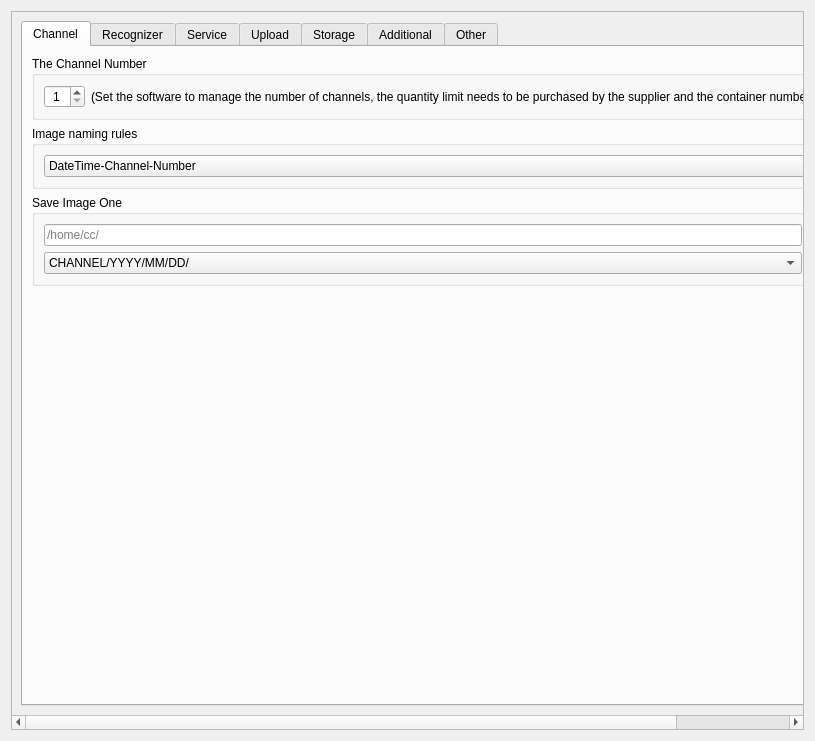
First picture: the form in Main/Setting/system_setting_form.ui, repository 519984307/Container_Multiple_Channels_20200522, before the edit.
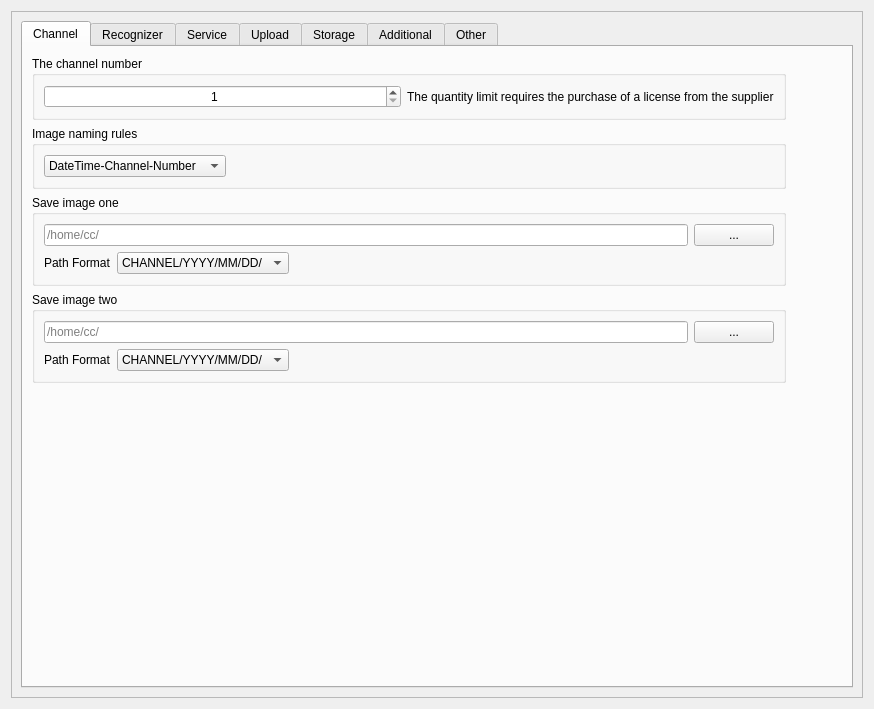
Second picture: the form after the edit. The open tabs and pages were chosen to show the change.

Patch:
```diff
--- a/Main/Setting/system_setting_form.ui
+++ b/Main/Setting/system_setting_form.ui
@@ -6,15 +6,15 @@
    <rect>
     <x>0</x>
     <y>0</y>
-    <width>815</width>
-    <height>741</height>
+    <width>874</width>
+    <height>709</height>
    </rect>
   </property>
   <property name="windowTitle">
    <string>Form</string>
   </property>
   <layout class="QGridLayout" name="gridLayout_3">
-   <item row="0" column="1">
+   <item row="0" column="0">
     <widget class="QScrollArea" name="scrollArea">
      <property name="widgetResizable">
       <bool>true</bool>
@@ -24,8 +24,8 @@
        <rect>
         <x>0</x>
         <y>0</y>
-        <width>1363</width>
-        <height>696</height>
+        <width>850</width>
+        <height>685</height>
        </rect>
       </property>
       <layout class="QGridLayout" name="gridLayout">
@@ -38,11 +38,11 @@
           <attribute name="title">
            <string>Channel</string>
           </attribute>
-          <layout class="QGridLayout" name="gridLayout_7">
+          <layout class="QGridLayout" name="gridLayout_30">
            <item row="0" column="0">
             <widget class="QGroupBox" name="groupBox">
              <property name="title">
-              <string>The Channel Number</string>
+              <string>The channel number</string>
              </property>
              <property name="flat">
               <bool>true</bool>
@@ -66,7 +66,7 @@
                  <number>1</number>
                 </property>
                 <property name="maximum">
-                 <number>30</number>
+                 <number>99</number>
                 </property>
                 <property name="value">
                  <number>1</number>
@@ -76,26 +76,13 @@
               <item row="0" column="1">
                <widget class="QLabel" name="label_15">
                 <property name="text">
-                 <string>(Set the software to manage the number of channels, the quantity limit needs to be purchased by the supplier and the container number identification.)</string>
+                 <string>The quantity limit requires the purchase of a license from the supplier</string>
                 </property>
                </widget>
               </item>
              </layout>
             </widget>
            </item>
-           <item row="0" column="1">
-            <spacer name="horizontalSpacer_6">
-             <property name="orientation">
-              <enum>Qt::Horizontal</enum>
-             </property>
-             <property name="sizeHint" stdset="0">
-              <size>
-               <width>531</width>
-               <height>20</height>
-              </size>
-             </property>
-            </spacer>
-           </item>
            <item row="1" column="0">
             <widget class="QGroupBox" name="ImageNaming">
              <property name="title">
@@ -133,26 +120,26 @@
                 </item>
                </widget>
               </item>
+              <item row="0" column="1">
+               <spacer name="horizontalSpacer_20">
+                <property name="orientation">
+                 <enum>Qt::Horizontal</enum>
+                </property>
+                <property name="sizeHint" stdset="0">
+                 <size>
+                  <width>40</width>
+                  <height>20</height>
+                 </size>
+                </property>
+               </spacer>
+              </item>
              </layout>
             </widget>
            </item>
-           <item row="1" column="2">
-            <spacer name="horizontalSpacer_8">
-             <property name="orientation">
-              <enum>Qt::Horizontal</enum>
-             </property>
-             <property name="sizeHint" stdset="0">
-              <size>
-               <width>531</width>
-               <height>20</height>
-              </size>
-             </property>
-            </spacer>
-           </item>
            <item row="2" column="0">
             <widget class="QGroupBox" name="SaveImage_1">
              <property name="title">
-              <string>Save Image One</string>
+              <string>Save image one</string>
              </property>
              <property name="flat">
               <bool>true</bool>
@@ -164,78 +151,203 @@
               <bool>false</bool>
              </property>
              <layout class="QGridLayout" name="gridLayout_4">
-              <item row="1" column="1">
+              <item row="1" column="0">
                <widget class="QLabel" name="label_4">
                 <property name="text">
                  <string>Path Format</string>
                 </property>
                </widget>
               </item>
-              <item row="0" column="1">
-               <widget class="QPushButton" name="CheckPathPushButton">
-                <property name="text">
-                 <string>Check Path</string>
+              <item row="1" column="2">
+               <spacer name="horizontalSpacer_6">
+                <property name="orientation">
+                 <enum>Qt::Horizontal</enum>
                 </property>
-               </widget>
-              </item>
-              <item row="1" column="0">
-               <widget class="QComboBox" name="ImageFormat">
-                <property name="editable">
-                 <bool>false</bool>
+                <property name="sizeHint" stdset="0">
+                 <size>
+                  <width>359</width>
+                  <height>20</height>
+                 </size>
                 </property>
-                <item>
-                 <property name="text">
-                  <string>CHANNEL/YYYY/MM/DD/</string>
-                 </property>
-                </item>
-                <item>
-                 <property name="text">
-                  <string>CHANNEL/YYYY/MM/</string>
-                 </property>
-                </item>
-                <item>
-                 <property name="text">
-                  <string>CHANNEL/YYYY/</string>
-                 </property>
-                </item>
-                <item>
-                 <property name="text">
-                  <string>CHANNEL/</string>
-                 </property>
-                </item>
-                <item>
-                 <property name="text">
-                  <string>YYYY/MM/DD/</string>
-                 </property>
-                </item>
-                <item>
-                 <property name="text">
-                  <string>YYYY/MM/</string>
-                 </property>
-                </item>
-                <item>
-                 <property name="text">
-                  <string>YYYY/</string>
-                 </property>
-                </item>
-                <item>
-                 <property name="text">
-                  <string>/</string>
-                 </property>
-                </item>
-               </widget>
+               </spacer>
               </item>
-              <item row="0" column="0">
+              <item row="0" column="0" colspan="3">
                <widget class="QLineEdit" name="ImgPathlineEdit">
                 <property name="placeholderText">
                  <string>/home/cc/</string>
                 </property>
                </widget>
               </item>
+              <item row="1" column="1">
+               <widget class="QComboBox" name="ImageFormat">
+                <property name="editable">
+                 <bool>false</bool>
+                </property>
+                <item>
+                 <property name="text">
+                  <string>CHANNEL/YYYY/MM/DD/</string>
+                 </property>
+                </item>
+                <item>
+                 <property name="text">
+                  <string>CHANNEL/YYYY/MM/</string>
+                 </property>
+                </item>
+                <item>
+                 <property name="text">
+                  <string>CHANNEL/YYYY/</string>
+                 </property>
+                </item>
+                <item>
+                 <property name="text">
+                  <string>CHANNEL/</string>
+                 </property>
+                </item>
+                <item>
+                 <property name="text">
+                  <string>YYYY/MM/DD/</string>
+                 </property>
+                </item>
+                <item>
+                 <property name="text">
+                  <string>YYYY/MM/</string>
+                 </property>
+                </item>
+                <item>
+                 <property name="text">
+                  <string>YYYY/</string>
+                 </property>
+                </item>
+                <item>
+                 <property name="text">
+                  <string>/</string>
+                 </property>
+                </item>
+               </widget>
+              </item>
+              <item row="0" column="3">
+               <widget class="QPushButton" name="CheckPathPushButton">
+                <property name="text">
+                 <string>...</string>
+                </property>
+               </widget>
+              </item>
              </layout>
             </widget>
            </item>
-           <item row="3" column="1">
+           <item row="2" column="1">
+            <spacer name="horizontalSpacer_8">
+             <property name="orientation">
+              <enum>Qt::Horizontal</enum>
+             </property>
+             <property name="sizeHint" stdset="0">
+              <size>
+               <width>531</width>
+               <height>20</height>
+              </size>
+             </property>
+            </spacer>
+           </item>
+           <item row="3" column="0">
+            <widget class="QGroupBox" name="SaveImage_2">
+             <property name="title">
+              <string>Save image two</string>
+             </property>
+             <property name="flat">
+              <bool>true</bool>
+             </property>
+             <property name="checkable">
+              <bool>false</bool>
+             </property>
+             <property name="checked">
+              <bool>false</bool>
+             </property>
+             <layout class="QGridLayout" name="gridLayout_7">
+              <item row="1" column="0">
+               <widget class="QLabel" name="label_19">
+                <property name="text">
+                 <string>Path Format</string>
+                </property>
+               </widget>
+              </item>
+              <item row="1" column="2">
+               <spacer name="horizontalSpacer_21">
+                <property name="orientation">
+                 <enum>Qt::Horizontal</enum>
+                </property>
+                <property name="sizeHint" stdset="0">
+                 <size>
+                  <width>868</width>
+                  <height>20</height>
+                 </size>
+                </property>
+               </spacer>
+              </item>
+              <item row="0" column="0" colspan="3">
+               <widget class="QLineEdit" name="ImgPathlineEdit_2">
+                <property name="placeholderText">
+                 <string>/home/cc/</string>
+                </property>
+               </widget>
+              </item>
+              <item row="1" column="1">
+               <widget class="QComboBox" name="ImageFormat_2">
+                <property name="editable">
+                 <bool>false</bool>
+                </property>
+                <item>
+                 <property name="text">
+                  <string>CHANNEL/YYYY/MM/DD/</string>
+                 </property>
+                </item>
+                <item>
+                 <property name="text">
+                  <string>CHANNEL/YYYY/MM/</string>
+                 </property>
+                </item>
+                <item>
+                 <property name="text">
+                  <string>CHANNEL/YYYY/</string>
+                 </property>
+                </item>
+                <item>
+                 <property name="text">
+                  <string>CHANNEL/</string>
+                 </property>
+                </item>
+                <item>
+                 <property name="text">
+                  <string>YYYY/MM/DD/</string>
+                 </property>
+                </item>
+                <item>
+                 <property name="text">
+                  <string>YYYY/MM/</string>
+                 </property>
+                </item>
+                <item>
+                 <property name="text">
+                  <string>YYYY/</string>
+                 </property>
+                </item>
+                <item>
+                 <property name="text">
+                  <string>/</string>
+                 </property>
+                </item>
+               </widget>
+              </item>
+              <item row="0" column="3">
+               <widget class="QPushButton" name="CheckPathPushButton_2">
+                <property name="text">
+                 <string>...</string>
+                </property>
+               </widget>
+              </item>
+             </layout>
+            </widget>
+           </item>
+           <item row="4" column="0">
             <spacer name="verticalSpacer">
              <property name="orientation">
               <enum>Qt::Vertical</enum>
@@ -243,7 +355,7 @@
              <property name="sizeHint" stdset="0">
               <size>
                <width>20</width>
-               <height>50</height>
+               <height>276</height>
               </size>
              </property>
             </spacer>
```
Left out of the diff: 269 changed lines with no effect on the pictures.
